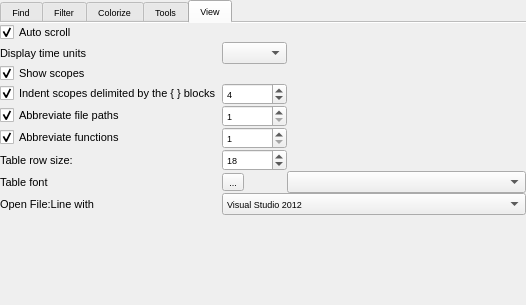
Above: trace_server/settingslog.ui from mojmir-svoboda/DbgToolkit before the change. Below: the same form after it.
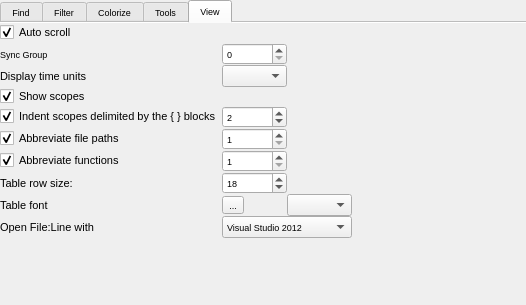
That is the form after the change. The open tabs and pages were chosen to show the change. Icons and pictures are not drawn. Custom widgets are drawn as their Qt base class.

Patch:
```diff
--- a/trace_server/settingslog.ui
+++ b/trace_server/settingslog.ui
@@ -478,7 +478,7 @@
             <property name="spacing">
              <number>0</number>
             </property>
-            <item row="7" column="1">
+            <item row="8" column="1">
              <widget class="QToolButton" name="tableFontToolButton">
               <property name="font">
                <font>
@@ -493,7 +493,7 @@
               </property>
              </widget>
             </item>
-            <item row="3" column="0">
+            <item row="4" column="0">
              <widget class="QCheckBox" name="indentCheckBox">
               <property name="font">
                <font>
@@ -509,7 +509,25 @@
               </property>
              </widget>
             </item>
-            <item row="2" column="0">
+            <item row="0" column="4">
+             <spacer name="horizontalSpacer_2">
+              <property name="font">
+               <font>
+                <family>MS Shell Dlg 2</family>
+               </font>
+              </property>
+              <property name="orientation">
+               <enum>Qt::Horizontal</enum>
+              </property>
+              <property name="sizeHint" stdset="0">
+               <size>
+                <width>10</width>
+                <height>20</height>
+               </size>
+              </property>
+             </spacer>
+            </item>
+            <item row="3" column="0">
              <widget class="QCheckBox" name="scopesCheckBox">
               <property name="font">
                <font>
@@ -525,20 +543,7 @@
               </property>
              </widget>
             </item>
-            <item row="1" column="0">
-             <widget class="QLabel" name="label_3">
-              <property name="font">
-               <font>
-                <family>MS Shell Dlg 2</family>
-                <pointsize>8</pointsize>
-               </font>
-              </property>
-              <property name="text">
-               <string>Display time units</string>
-              </property>
-             </widget>
-            </item>
-            <item row="4" column="0">
+            <item row="5" column="0">
              <widget class="QCheckBox" name="cutPathCheckBox">
               <property name="font">
                <font>
@@ -554,7 +559,7 @@
               </property>
              </widget>
             </item>
-            <item row="6" column="1">
+            <item row="7" column="1">
              <widget class="QSpinBox" name="tableRowSizeSpinBox">
               <property name="font">
                <font>
@@ -566,25 +571,38 @@
               </property>
              </widget>
             </item>
-            <item row="4" column="1">
-             <widget class="QSpinBox" name="cutPathSpinBox">
+            <item row="2" column="0">
+             <widget class="QLabel" name="label_3">
               <property name="font">
                <font>
                 <family>MS Shell Dlg 2</family>
+                <pointsize>8</pointsize>
                </font>
               </property>
-              <property name="minimum">
-               <number>1</number>
-              </property>
-              <property name="maximum">
-               <number>16</number>
-              </property>
-              <property name="value">
-               <number>1</number>
+              <property name="text">
+               <string>Display time units</string>
               </property>
              </widget>
             </item>
             <item row="5" column="1">
+             <widget class="QSpinBox" name="cutPathSpinBox">
+              <property name="font">
+               <font>
+                <family>MS Shell Dlg 2</family>
+               </font>
+              </property>
+              <property name="minimum">
+               <number>1</number>
+              </property>
+              <property name="maximum">
+               <number>16</number>
+              </property>
+              <property name="value">
+               <number>1</number>
+              </property>
+             </widget>
+            </item>
+            <item row="6" column="1">
              <widget class="QSpinBox" name="cutNamespaceSpinBox">
               <property name="font">
                <font>
@@ -602,7 +620,7 @@
               </property>
              </widget>
             </item>
-            <item row="5" column="0">
+            <item row="6" column="0">
              <widget class="QCheckBox" name="cutNamespaceCheckBox">
               <property name="font">
                <font>
@@ -618,7 +636,7 @@
               </property>
              </widget>
             </item>
-            <item row="3" column="1">
+            <item row="4" column="1">
              <widget class="QSpinBox" name="indentSpinBox">
               <property name="font">
                <font>
@@ -632,11 +650,11 @@
                <number>8</number>
               </property>
               <property name="value">
-               <number>4</number>
+               <number>2</number>
               </property>
              </widget>
             </item>
-            <item row="1" column="1">
+            <item row="2" column="1">
              <widget class="TimeComboBox" name="timeComboBox">
               <property name="font">
                <font>
@@ -668,20 +686,7 @@
               </property>
              </widget>
             </item>
-            <item row="6" column="0">
-             <widget class="QLabel" name="label_17">
-              <property name="font">
-               <font>
-                <family>MS Shell Dlg 2</family>
-                <pointsize>8</pointsize>
-               </font>
-              </property>
-              <property name="text">
-               <string>Table row size:</string>
-              </property>
-             </widget>
-            </item>
-            <item row="7" column="0">
+            <item row="8" column="0">
              <widget class="QLabel" name="label_18">
               <property name="font">
                <font>
@@ -694,7 +699,33 @@
               </property>
              </widget>
             </item>
+            <item row="7" column="0">
+             <widget class="QLabel" name="label_17">
+              <property name="font">
+               <font>
+                <family>MS Shell Dlg 2</family>
+                <pointsize>8</pointsize>
+               </font>
+              </property>
+              <property name="text">
+               <string>Table row size:</string>
+              </property>
+             </widget>
+            </item>
             <item row="10" column="0">
+             <widget class="QLabel" name="label_4">
+              <property name="font">
+               <font>
+                <family>MS Shell Dlg 2</family>
+                <pointsize>8</pointsize>
+               </font>
+              </property>
+              <property name="text">
+               <string>Open File:Line with</string>
+              </property>
+             </widget>
+            </item>
+            <item row="11" column="0">
              <spacer name="verticalSpacer">
               <property name="font">
                <font>
@@ -712,20 +743,7 @@
               </property>
              </spacer>
             </item>
-            <item row="9" column="0">
-             <widget class="QLabel" name="label_4">
-              <property name="font">
-               <font>
-                <family>MS Shell Dlg 2</family>
-                <pointsize>8</pointsize>
-               </font>
-              </property>
-              <property name="text">
-               <string>Open File:Line with</string>
-              </property>
-             </widget>
-            </item>
-            <item row="9" column="1" colspan="2">
+            <item row="10" column="1" colspan="3">
              <widget class="QComboBox" name="openFileWithComboBox">
               <item>
                <property name="text">
@@ -749,25 +767,7 @@
               </item>
              </widget>
             </item>
-            <item row="5" column="2">
-             <spacer name="horizontalSpacer_2">
-              <property name="font">
-               <font>
-                <family>MS Shell Dlg 2</family>
-               </font>
-              </property>
-              <property name="orientation">
-               <enum>Qt::Horizontal</enum>
-              </property>
-              <property name="sizeHint" stdset="0">
-               <size>
-                <width>10</width>
-                <height>20</height>
-               </size>
-              </property>
-             </spacer>
-            </item>
-            <item row="7" column="2">
+            <item row="8" column="3">
              <widget class="QComboBox" name="tableFontComboBox">
               <property name="font">
                <font>
@@ -776,6 +776,16 @@
               </property>
              </widget>
             </item>
+            <item row="1" column="0">
+             <widget class="QLabel" name="label_5">
+              <property name="text">
+               <string>Sync Group</string>
+              </property>
+             </widget>
+            </item>
+            <item row="1" column="1">
+             <widget class="QSpinBox" name="syncGroupSpinBox"/>
+            </item>
            </layout>
           </item>
          </layout>
@@ -788,29 +798,29 @@
   </widget>
  </widget>
  <customwidgets>
+  <customwidget>
+   <class>FilterMgr</class>
+   <extends>QWidget</extends>
+   <header location="global">filtermgr.h</header>
+   <container>1</container>
+  </customwidget>
+  <customwidget>
+   <class>ColorizerMgr</class>
+   <extends>QWidget</extends>
+   <header location="global">colorizermgr.h</header>
+   <container>1</container>
+  </customwidget>
   <customwidget>
    <class>TimeComboBox</class>
    <extends>QComboBox</extends>
    <header location="global">timecombobox.h</header>
   </customwidget>
-  <customwidget>
-   <class>FilterMgr</class>
-   <extends>QWidget</extends>
-   <header location="global">filtermgr.h</header>
-   <container>1</container>
-  </customwidget>
   <customwidget>
    <class>FindWidget</class>
    <extends>QWidget</extends>
    <header location="global">findwidget.h</header>
    <container>1</container>
   </customwidget>
-  <customwidget>
-   <class>ColorizerMgr</class>
-   <extends>QWidget</extends>
-   <header location="global">colorizermgr.h</header>
-   <container>1</container>
-  </customwidget>
  </customwidgets>
  <resources>
   <include location="resources.qrc"/>
```
Left out of the diff: 99 changed lines with no effect on the pictures.
